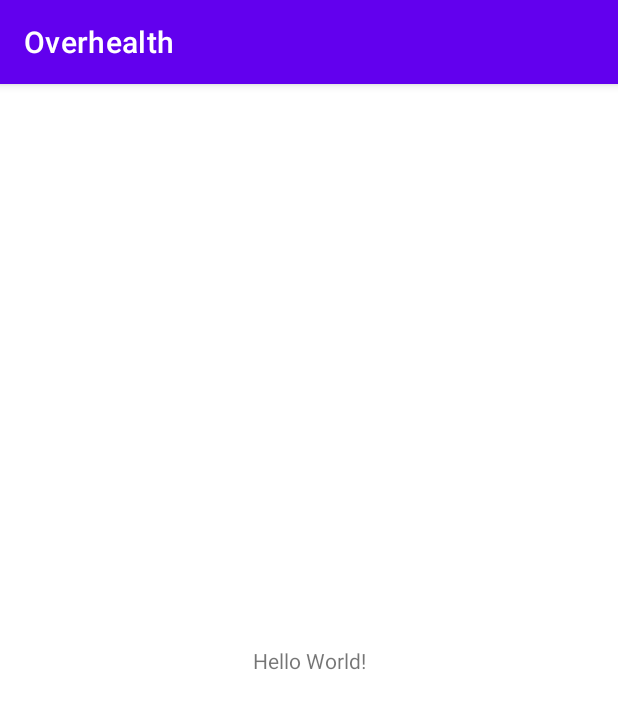
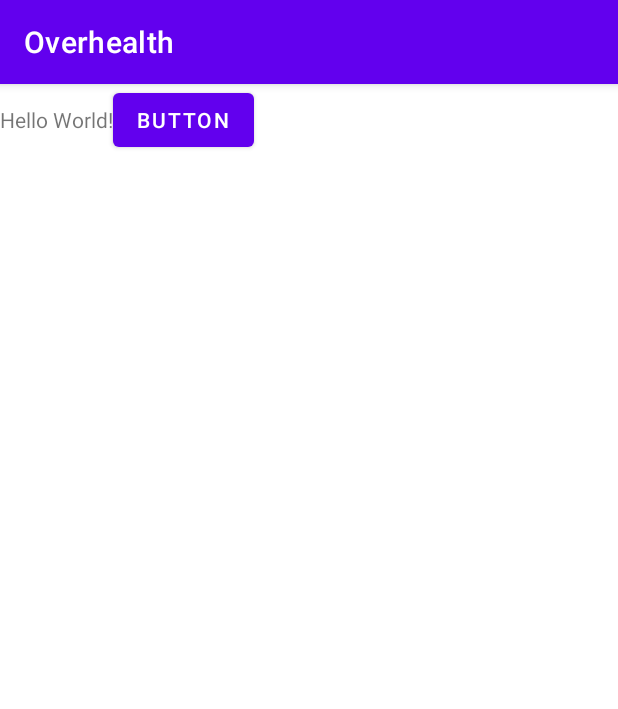
Before and after one commit to Rafadegolin/Overhealth, an Android app: the screen it shows after launch (MainActivity), on a phone screen of 412 x 824 dp. Shown: the top 709 px of the screen. Run offline under Robolectric (Android 15) with nearby library versions, the phone set to English and light mode, and no system bars.

Commit message:
Botão na tela inicial

```diff
--- a/app/src/main/res/layout/activity_main.xml
+++ b/app/src/main/res/layout/activity_main.xml
@@ -1,5 +1,5 @@
 <?xml version="1.0" encoding="utf-8"?>
-<androidx.constraintlayout.widget.ConstraintLayout xmlns:android="http://schemas.android.com/apk/res/android"
+<LinearLayout xmlns:android="http://schemas.android.com/apk/res/android"
     xmlns:app="http://schemas.android.com/apk/res-auto"
     xmlns:tools="http://schemas.android.com/tools"
     android:layout_width="match_parent"
@@ -9,10 +9,12 @@
     <TextView
         android:layout_width="wrap_content"
         android:layout_height="wrap_content"
-        android:text="Hello World!"
-        app:layout_constraintBottom_toBottomOf="parent"
-        app:layout_constraintEnd_toEndOf="parent"
-        app:layout_constraintStart_toStartOf="parent"
-        app:layout_constraintTop_toTopOf="parent" />
+        android:text="Hello World!" />
 
-</androidx.constraintlayout.widget.ConstraintLayout>
+    <Button
+        android:id="@+id/button2"
+        android:layout_width="wrap_content"
+        android:layout_height="wrap_content"
+        android:text="Button" />
+
+</LinearLayout>
```
